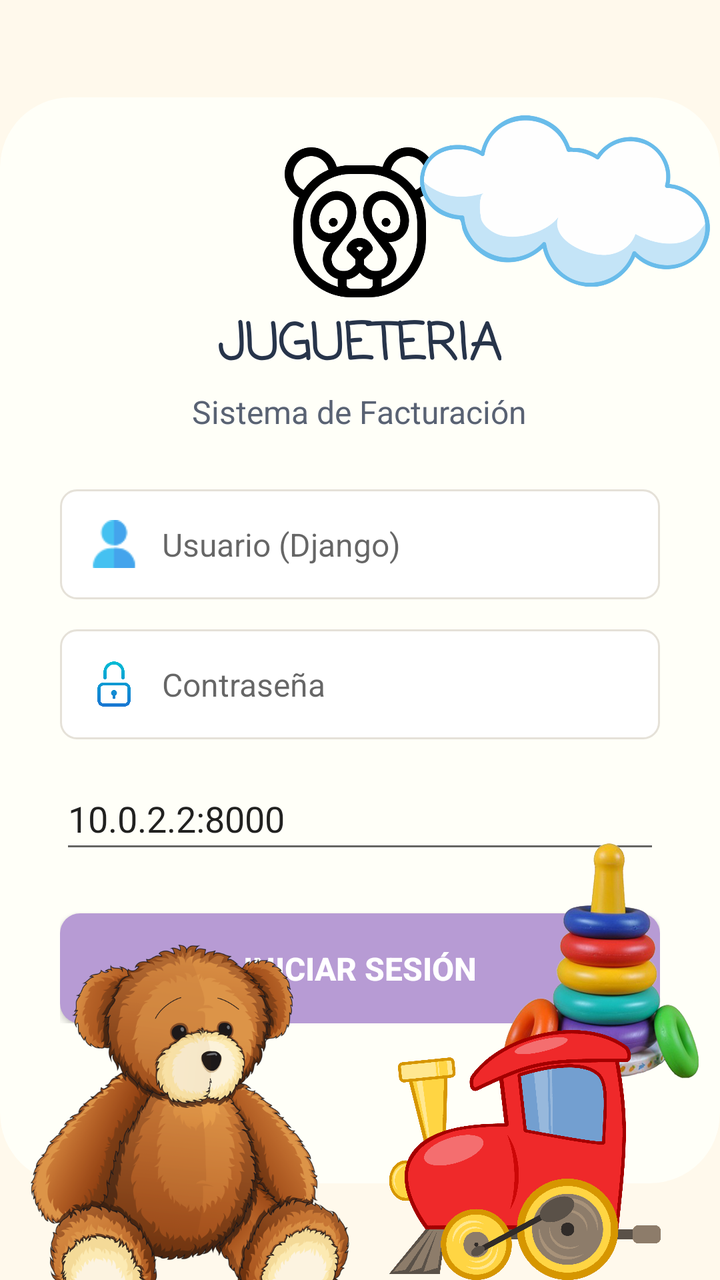
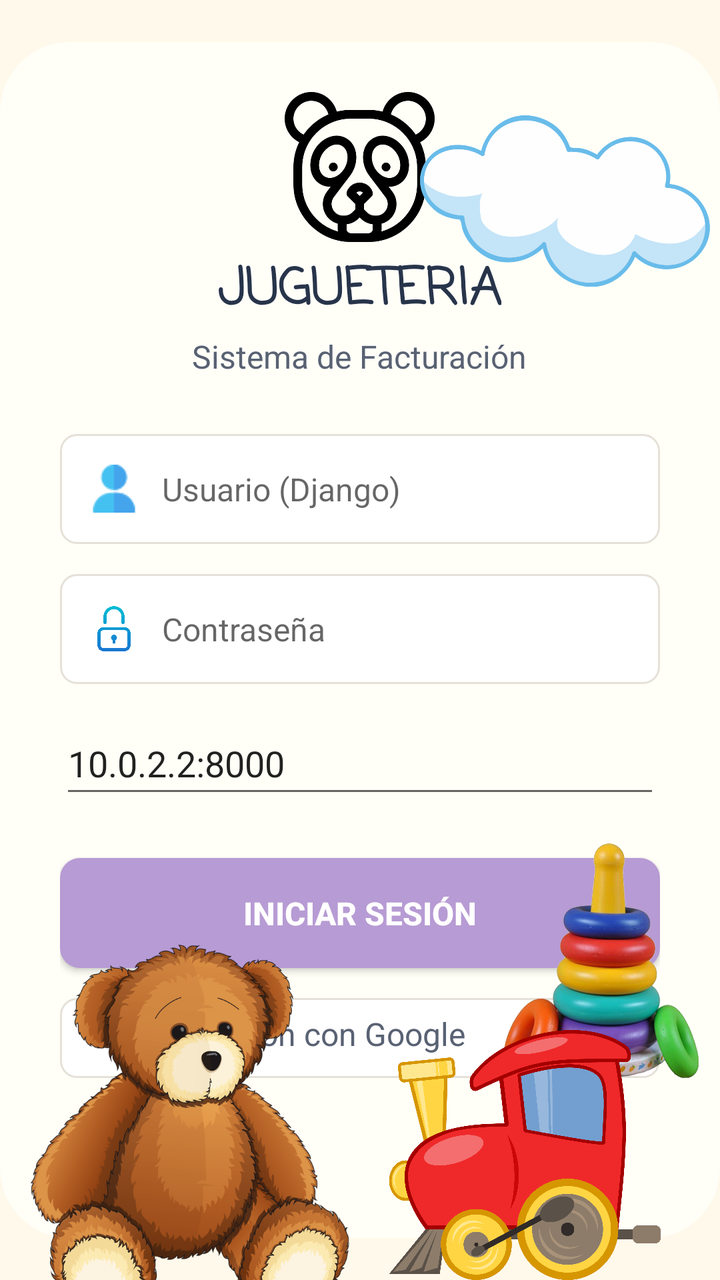

An Android layout rendered at two revisions. The XML below is the earlier revision; the diff shows what the commit changed to produce the second picture.
<!-- AndroidManifest.xml: activity theme Theme.Jugueteria -->
<!-- res/layout/activity_main.xml -->
<?xml version="1.0" encoding="utf-8"?>
<androidx.constraintlayout.widget.ConstraintLayout
    xmlns:android="http://schemas.android.com/apk/res/android"
    xmlns:app="http://schemas.android.com/apk/res-auto"
    xmlns:tools="http://schemas.android.com/tools"
    android:layout_width="match_parent"
    android:layout_height="match_parent"
    android:background="#FFF9EC"
    android:id="@+id/main"
    tools:context=".MainActivity">

    
    
    

    

    

    


    
    
    

    

    

    

    


    
    
    


    
    
    

    <androidx.cardview.widget.CardView
        android:id="@+id/loginCard"
        android:layout_width="360dp"
        android:layout_height="wrap_content"
        android:layout_marginStart="25dp"
        android:layout_marginEnd="25dp"
        app:cardBackgroundColor="#FFFFF8"
        app:cardCornerRadius="35dp"
        app:cardElevation="0dp"
        app:layout_constraintBottom_toBottomOf="parent"
        app:layout_constraintEnd_toEndOf="parent"
        app:layout_constraintStart_toStartOf="parent"
        app:layout_constraintTop_toTopOf="parent">

        <LinearLayout
            android:layout_width="match_parent"
            android:layout_height="wrap_content"
            android:gravity="center_horizontal"
            android:orientation="vertical"
            android:paddingStart="30dp"
            android:paddingTop="25dp"
            android:paddingEnd="30dp"
            android:paddingBottom="80dp">

            

            <ImageView
                android:id="@+id/imgLogo"
                android:layout_width="75dp"
                android:layout_height="75dp"
                android:contentDescription="@null"
                android:scaleType="fitCenter"
                android:src="@drawable/logo_bear" />

            
            <TextView
                android:id="@+id/txtTitle"
                android:layout_width="wrap_content"
                android:layout_height="wrap_content"
                android:layout_marginTop="5dp"
                android:fontFamily="casual"
                android:text="JUGUETERIA"
                android:textColor="#27344A"
                android:textSize="25sp"
                android:textStyle="bold" />

            
            <TextView
                android:id="@+id/txtSubtitle"
                android:layout_width="wrap_content"
                android:layout_height="wrap_content"
                android:layout_marginTop="3dp"
                android:text="Sistema de Facturación"
                android:textColor="#596273"
                android:textSize="16sp" />

            
            
            

            <LinearLayout
                android:id="@+id/userContainer"
                android:layout_width="match_parent"
                android:layout_height="55dp"
                android:layout_marginTop="28dp"
                android:background="@drawable/edittext_background"
                android:gravity="center_vertical"
                android:orientation="horizontal"
                android:paddingStart="15dp"
                android:paddingEnd="15dp">

                <ImageView
                    android:layout_width="24dp"
                    android:layout_height="24dp"
                    android:contentDescription="@null"
                    android:src="@drawable/ic_user" />

                <EditText
                    android:id="@+id/edtUsername"
                    android:layout_width="0dp"
                    android:layout_height="match_parent"
                    android:layout_weight="1"
                    android:background="@null"
                    android:hint="Usuario (Django)"
                    android:paddingStart="12dp"
                    android:singleLine="true"
                    android:textSize="16sp" />

            </LinearLayout>

            
            
            

            <LinearLayout
                android:id="@+id/passwordContainer"
                android:layout_width="match_parent"
                android:layout_height="55dp"
                android:layout_marginTop="15dp"
                android:background="@drawable/edittext_background"
                android:gravity="center_vertical"
                android:orientation="horizontal"
                android:paddingStart="15dp"
                android:paddingEnd="15dp">

                <ImageView
                    android:layout_width="24dp"
                    android:layout_height="24dp"
                    android:contentDescription="@null"
                    android:src="@drawable/ic_lock" />

                <EditText
                    android:id="@+id/edtPassword"
                    android:layout_width="0dp"
                    android:layout_height="match_parent"
                    android:layout_weight="1"
                    android:background="@null"
                    android:hint="Contraseña"
                    android:inputType="textPassword"
                    android:paddingStart="12dp"
                    android:singleLine="true"
                    android:textSize="16sp" />

            </LinearLayout>

            
            
            

            <EditText
                android:id="@+id/edtServerIp"
                android:layout_width="match_parent"
                android:layout_height="48dp"
                android:layout_marginTop="14dp"
                android:hint="IP del servidor (ej. 192.168.1.10:8000)"
                android:inputType="textUri"
                android:singleLine="true"
                android:text="10.0.2.2:8000" />

            <Button
                android:id="@+id/btnLogin"
                android:layout_width="match_parent"
                android:layout_height="55dp"
                android:layout_marginTop="25dp"
                android:background="@drawable/button_login"
                android:text="INICIAR SESIÓN"
                android:textAllCaps="false"
                android:textColor="#FFFFFF"
                android:textSize="16sp"
                android:textStyle="bold" />

            <LinearLayout
                android:id="@+id/googleContainer"
                android:layout_width="match_parent"
                android:layout_height="40dp"
                android:layout_marginTop="15dp"
                android:background="@drawable/edittext_background"
                android:gravity="center_vertical"
                android:orientation="horizontal"
                android:paddingStart="15dp"
                android:paddingEnd="15dp"
                android:visibility="gone">

                <TextView
                    android:id="@+id/txtRegister"
                    android:layout_width="186dp"
                    android:layout_height="26dp"
                    android:layout_marginLeft="7dp"
                    android:layout_marginTop="0dp"
                    android:layout_weight="1"
                    android:text="Iniciar Sesion con Google"
                    android:textColor="#596273"
                    android:textSize="16sp" />

                <ImageView
                    android:id="@+id/imageView2"
                    android:layout_width="52dp"
                    android:layout_height="30dp"
                    android:layout_weight="1"
                    android:contentDescription="@null"
                    android:src="@drawable/ic_google" />

            </LinearLayout>

        </LinearLayout>

    </androidx.cardview.widget.CardView>

    <ImageView
        android:id="@+id/imgBear"
        android:layout_width="190dp"
        android:layout_height="190dp"
        android:contentDescription="@null"
        android:scaleType="fitCenter"
        android:src="@drawable/oso_peluche"
        app:layout_constraintBottom_toBottomOf="parent"
        app:layout_constraintEnd_toEndOf="parent"
        app:layout_constraintHorizontal_bias="0"
        app:layout_constraintStart_toStartOf="parent"
        app:layout_constraintTop_toTopOf="parent"
        app:layout_constraintVertical_bias="1.05" />

    <ImageView
        android:id="@+id/imgRings"
        android:layout_width="135dp"
        android:layout_height="170dp"
        android:contentDescription="@null"
        android:scaleType="fitCenter"
        android:src="@drawable/anillos"
        app:layout_constraintBottom_toBottomOf="parent"
        app:layout_constraintEnd_toEndOf="parent"
        app:layout_constraintHorizontal_bias="1.05"
        app:layout_constraintStart_toStartOf="parent"
        app:layout_constraintTop_toTopOf="parent"
        app:layout_constraintVertical_bias="0.85" />

    <ImageView
        android:id="@+id/imgPuzzle"
        android:layout_width="145dp"
        android:layout_height="145dp"
        android:layout_marginTop="28dp"
        android:layout_marginEnd="5dp"
        android:contentDescription="@null"
        android:scaleType="fitCenter"
        android:src="@drawable/nube"
        app:layout_constraintEnd_toEndOf="parent"
        app:layout_constraintTop_toTopOf="parent" />

    <ImageView
        android:id="@+id/imgTrain"
        android:layout_width="155dp"
        android:layout_height="125dp"
        android:contentDescription="@null"
        android:scaleType="fitCenter"
        android:src="@drawable/tren_juguete"
        app:layout_constraintBottom_toBottomOf="parent"
        app:layout_constraintEnd_toEndOf="parent"
        app:layout_constraintHorizontal_bias="0.902"
        app:layout_constraintStart_toStartOf="parent"
        app:layout_constraintTop_toTopOf="parent"
        app:layout_constraintVertical_bias="1" />

</androidx.constraintlayout.widget.ConstraintLayout>
<!-- resources referenced by this layout -->
<resources>
  <!-- drawable anillos: png bitmap (drawable, 354350 bytes) -->
  <!-- drawable button_login (drawable) -->
  <?xml version="1.0" encoding="utf-8"?>
  <shape xmlns:android="http://schemas.android.com/apk/res/android">
  
      <solid android:color="#B79BD4"/>
  
      <corners android:radius="10dp"/>
  
  </shape>
  <!-- drawable edittext_background (drawable) -->
  <?xml version="1.0" encoding="utf-8"?>
  <shape xmlns:android="http://schemas.android.com/apk/res/android">
  
      <solid android:color="#FFFFFF"/>
  
      <stroke
          android:width="1dp"
          android:color="#E5E1D8"/>
  
      <corners android:radius="8dp"/>
  
  </shape>
  <!-- drawable ic_google: png bitmap (drawable, 18554 bytes) -->
  <!-- drawable ic_lock: png bitmap (drawable, 13003 bytes) -->
  <!-- drawable ic_user: png bitmap (drawable, 854 bytes) -->
  <!-- drawable logo_bear: png bitmap (drawable, 26275 bytes) -->
  <!-- drawable nube: png bitmap (drawable, 68390 bytes) -->
  <!-- drawable oso_peluche: png bitmap (drawable, 325268 bytes) -->
  <!-- drawable tren_juguete: png bitmap (drawable, 36438 bytes) -->
  <style name="Theme.Jugueteria" parent="Theme.AppCompat.Light.NoActionBar" />
</resources>

<!-- the commit's change to res/layout/activity_main.xml (unified diff, before → after) -->
@@ -202,8 +202,7 @@
                 android:gravity="center_vertical"
                 android:orientation="horizontal"
                 android:paddingStart="15dp"
-                android:paddingEnd="15dp"
-                android:visibility="gone">
+                android:paddingEnd="15dp">
 
                 <TextView
                     android:id="@+id/txtRegister"
